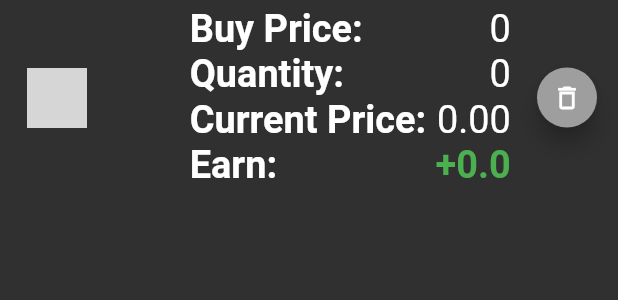
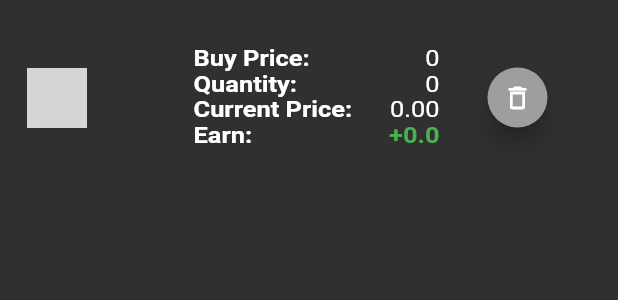
Before and after one commit to hiroexe/Progetto-CryptoWatcher, a Flutter app: the PortfolioCard widget shown alone on an empty page, opened directly with empty values, on a phone screen of 412 x 824 dp. Shown: the top 300 px of the screen. Run offline on Flutter 3.47's test engine with Material 2 defaults, Android fonts, the phone set to English and light mode, and no system bars; our stand-ins replace firebase_auth, firebase_core, shared_preferences, syncfusion_flutter_charts; accounts and stored records are empty; network calls fail; grey boxes are pictures that could not be loaded.

Commit message:
minor bug fixes

```diff
--- a/lib/models/portfolio_card.dart
+++ b/lib/models/portfolio_card.dart
@@ -17,7 +17,18 @@ class PortfolioCard extends StatelessWidget{
   late final num buyPrice;
   late final num quantity;
 
-
+  String addSpaces(String toEdit) {
+    String tmp = "";
+    if (toEdit.length < 8) {
+      while (toEdit.length < 9) {
+        tmp = toEdit;
+        toEdit = " " + tmp;
+      }
+      return toEdit;
+    } else {
+      return toEdit;
+    }
+  }
 
   @override
   Widget build(BuildContext context){
@@ -65,14 +76,19 @@ class PortfolioCard extends StatelessWidget{
                       ),
                     ],),
                 ),
-                Expanded(
-                  child: Container(
-                    height: 100,
-
-                    child: FittedBox(
-                        fit: BoxFit.fitWidth,
+                Container(
+                  margin: EdgeInsets.fromLTRB(8.0, 8.0, 20.0, 8.0),
+                  child: SizedBox(
+                      width: 180,
                       child: Padding(
                         padding: const EdgeInsets.all(8.0),
+
+                        child: Container(
+                          height: 70,
+                          child: FittedBox(
+                            fit: BoxFit.fill,
+
+
                             child: Row(
                               children: [
                                 Column(
@@ -82,7 +98,7 @@ class PortfolioCard extends StatelessWidget{
                                       'Buy Price:',
                                       style: TextStyle(
                                         color: Colors.white,
-                                      fontSize: 15,
+                                        fontSize: 11,
                                         fontWeight: FontWeight.bold,
                                       ),
                                     ),
@@ -90,7 +106,7 @@ class PortfolioCard extends StatelessWidget{
                                       'Quantity:',
                                       style: TextStyle(
                                         color: Colors.white,
-                                      fontSize: 15,
+                                        fontSize: 11,
                                         fontWeight: FontWeight.bold,
                                       ),
                                     ),
@@ -98,7 +114,7 @@ class PortfolioCard extends StatelessWidget{
                                       'Current Price: ',
                                       style: TextStyle(
                                         color: Colors.white,
-                                      fontSize: 15,
+                                        fontSize: 11,
                                         fontWeight: FontWeight.bold,
                                       ),
                                     ),
@@ -106,7 +122,7 @@ class PortfolioCard extends StatelessWidget{
                                       'Earn:',
                                       style: TextStyle(
                                         color: Colors.white,
-                                      fontSize: 15,
+                                        fontSize: 11,
                                         fontWeight: FontWeight.bold,
                                       ),
                                     ),
@@ -121,7 +137,7 @@ class PortfolioCard extends StatelessWidget{
                                       buyPrice.toString(),
                                       style: const TextStyle(
                                         color: Colors.white,
-                                      fontSize: 15,
+                                        fontSize: 11,
                                         fontWeight: FontWeight.normal,
                                       ),
                                     ),
@@ -129,15 +145,16 @@ class PortfolioCard extends StatelessWidget{
                                       quantity.toString(),
                                       style:  const TextStyle(
                                         color: Colors.white,
-                                      fontSize: 15,
+                                        fontSize: 11,
                                         fontWeight: FontWeight.normal,
                                       ),
                                     ),
                                     Text(
-                                    currentPrice.toStringAsFixed(2),
+
+                                      addSpaces(currentPrice.toStringAsFixed(2)),
                                       style:  const TextStyle(
                                         color: Colors.white,
-                                      fontSize: 15,
+                                        fontSize: 11,
                                         fontWeight: FontWeight.normal,
                                       ),
                                     ),
@@ -150,7 +167,7 @@ class PortfolioCard extends StatelessWidget{
                                         color: earn.toDouble().toDouble() < 0
                                             ? Colors.red
                                             : Colors.green,
-                                      fontSize: 15,
+                                        fontSize: 11,
                                         fontWeight: FontWeight.bold,
                                       ),
                                     ),
@@ -158,6 +175,7 @@ class PortfolioCard extends StatelessWidget{
                                   ],
                                 ),
                               ],
+                            ),
                           ),
                         ),
                       ),
--- a/lib/screens/portfolio_screen_add_crypto.dart
+++ b/lib/screens/portfolio_screen_add_crypto.dart
@@ -101,7 +101,7 @@ class _AddCryptoToChartState extends State<AddCryptoToChart> {
         label: const Text("ADD"),
         icon: const Icon(Icons.add),
         onPressed: () {
-          PortfolioPreferences().addPortfolioToDb(_inputSymbol, _inputPrice, _inputQuantity);
+          PortfolioPreferences().addPortfolioToDb(_inputSymbol.toLowerCase(), _inputPrice, _inputQuantity);
           Navigator.pop(context, const PortfolioScreen());
 
 
```
Lines whose indentation alone changed are shown as unchanged.
